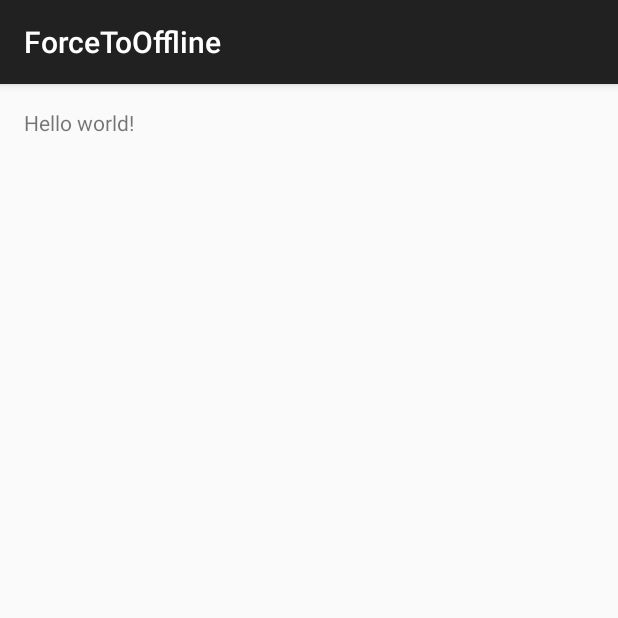
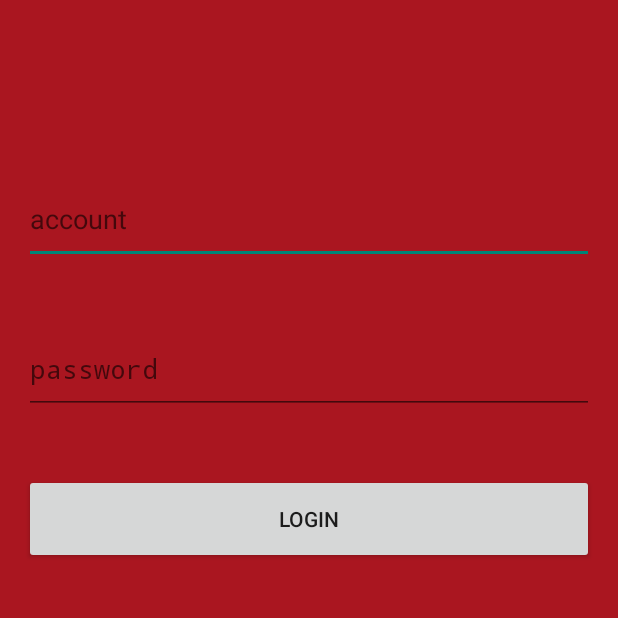
Before and after one commit to flyer88/AndroidStudy, an Android app: the screen it shows after launch (MainActivity before the commit, LoginActivity after it), on a phone screen of 412 x 824 dp, the top half of it. Run offline under Robolectric (Android 15) with nearby library versions, the phone set to English and light mode, and no system bars.

Commit message:
写好几个activity

```diff
--- a/BroadCast/forcetooffline/src/main/AndroidManifest.xml
+++ b/BroadCast/forcetooffline/src/main/AndroidManifest.xml
@@ -8,7 +8,7 @@
         android:label="@string/app_name"
         android:theme="@style/AppTheme" >
         <activity
-            android:name=".MainActivity"
+            android:name=".LoginActivity"
             android:label="@string/app_name" >
             <intent-filter>
                 <action android:name="android.intent.action.MAIN" />
--- /dev/null
+++ b/BroadCast/forcetooffline/src/main/java/com/holyboom/forcetooffline/ActivityCollector.java
@@ -0,0 +1,24 @@
+package com.holyboom.forcetooffline;
+
+import android.app.Activity;
+
+import java.util.ArrayList;
+import java.util.List;
+
+/**
+ * Created by flyer on 15-1-22.
+ */
+public class ActivityCollector {
+    public static List<Activity> activities = new ArrayList<Activity>();
+    public static void addActivity(Activity activity){
+        activities.add(activity);
+    }
+    public static void removeActivity(Activity activity){
+        activities.remove(activity);
+    }
+    public static void finishAll(){
+        for(Activity activity:activities){
+            activity.finish();
+        }
+    }
+}
--- /dev/null
+++ b/BroadCast/forcetooffline/src/main/java/com/holyboom/forcetooffline/BaseActivity.java
@@ -0,0 +1,21 @@
+package com.holyboom.forcetooffline;
+
+import android.app.Activity;
+import android.os.Bundle;
+
+/**
+ * Created by flyer on 15-1-23.
+ */
+public class BaseActivity extends Activity{
+    @Override
+    protected void onCreate(Bundle savedInstanceState) {
+        super.onCreate(savedInstanceState);
+        ActivityCollector.addActivity(this);
+    }
+
+    @Override
+    protected void onDestroy() {
+        super.onDestroy();
+        ActivityCollector.removeActivity(this);
+    }
+}
--- /dev/null
+++ b/BroadCast/forcetooffline/src/main/java/com/holyboom/forcetooffline/LoginActivity.java
@@ -0,0 +1,32 @@
+package com.holyboom.forcetooffline;
+
+import android.support.v7.app.ActionBarActivity;
+import android.os.Bundle;
+import android.view.Menu;
+import android.view.MenuItem;
+import android.view.View;
+import android.widget.Button;
+import android.widget.EditText;
+
+
+public class LoginActivity extends BaseActivity {
+
+    EditText accountEdit;
+    EditText passwordEdit;
+    Button login;
+
+    @Override
+    protected void onCreate(Bundle savedInstanceState) {
+        super.onCreate(savedInstanceState);
+        setContentView(R.layout.activity_login);
+        accountEdit = (EditText)findViewById(R.id.account);
+        passwordEdit = (EditText)findViewById(R.id.password);
+        login = (Button)findViewById(R.id.login);
+        login.setOnClickListener(new View.OnClickListener() {
+            @Override
+            public void onClick(View v) {
+
+            }
+        });
+    }
+}
--- a/BroadCast/forcetooffline/src/main/java/com/holyboom/forcetooffline/MainActivity.java
+++ b/BroadCast/forcetooffline/src/main/java/com/holyboom/forcetooffline/MainActivity.java
@@ -1,13 +1,11 @@
 package com.holyboom.forcetooffline;
 
-import android.support.v7.app.ActionBarActivity;
 import android.os.Bundle;
-import android.view.Menu;
-import android.view.MenuItem;
 
-
-public class MainActivity extends ActionBarActivity {
-
+/**
+ * Created by flyer on 15-1-23.
+ */
+public class MainActivity extends BaseActivity{
     @Override
     protected void onCreate(Bundle savedInstanceState) {
         super.onCreate(savedInstanceState);
--- /dev/null
+++ b/BroadCast/forcetooffline/src/main/res/layout/activity_login.xml
@@ -0,0 +1,32 @@
+<?xml version="1.0" encoding="utf-8"?>
+<LinearLayout xmlns:android="http://schemas.android.com/apk/res/android"
+    android:orientation="vertical"
+    android:paddingLeft="@dimen/activity_horizontal_margin"
+    android:paddingRight="@dimen/activity_horizontal_margin"
+    android:paddingTop="@dimen/activity_vertical_margin"
+    android:paddingBottom="@dimen/activity_vertical_margin"
+    android:layout_width="match_parent"
+    android:layout_height="match_parent"
+    android:background="#ffaa1620">
+
+    <EditText
+        android:layout_marginTop="100dp"
+        android:id="@+id/account"
+        android:layout_width="match_parent"
+        android:layout_height="60dp"
+        android:hint="account"/>
+    <EditText
+        android:layout_marginTop="40dp"
+        android:id="@+id/password"
+        android:inputType="textPassword"
+        android:hint="password"
+        android:layout_width="match_parent"
+        android:layout_height="60dp" />
+    <Button
+        android:layout_marginTop="40dp"
+        android:id="@+id/login"
+        android:layout_width="match_parent"
+        android:layout_height="60dp"
+        android:text="Login"/>
+
+</LinearLayout>
```
